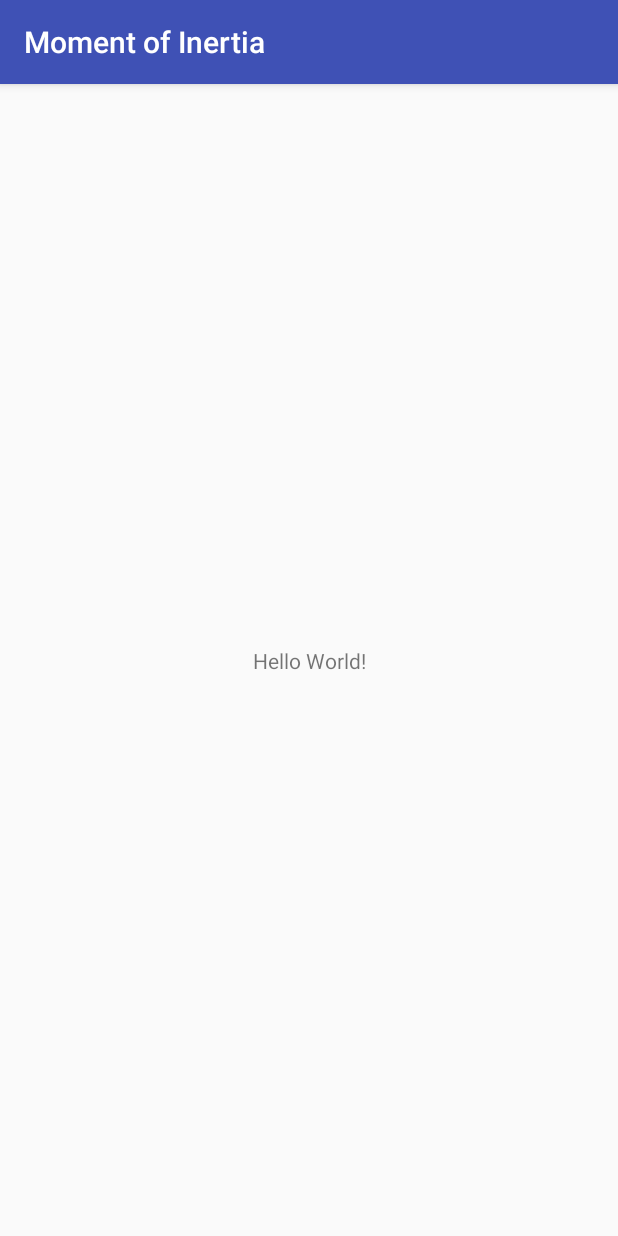
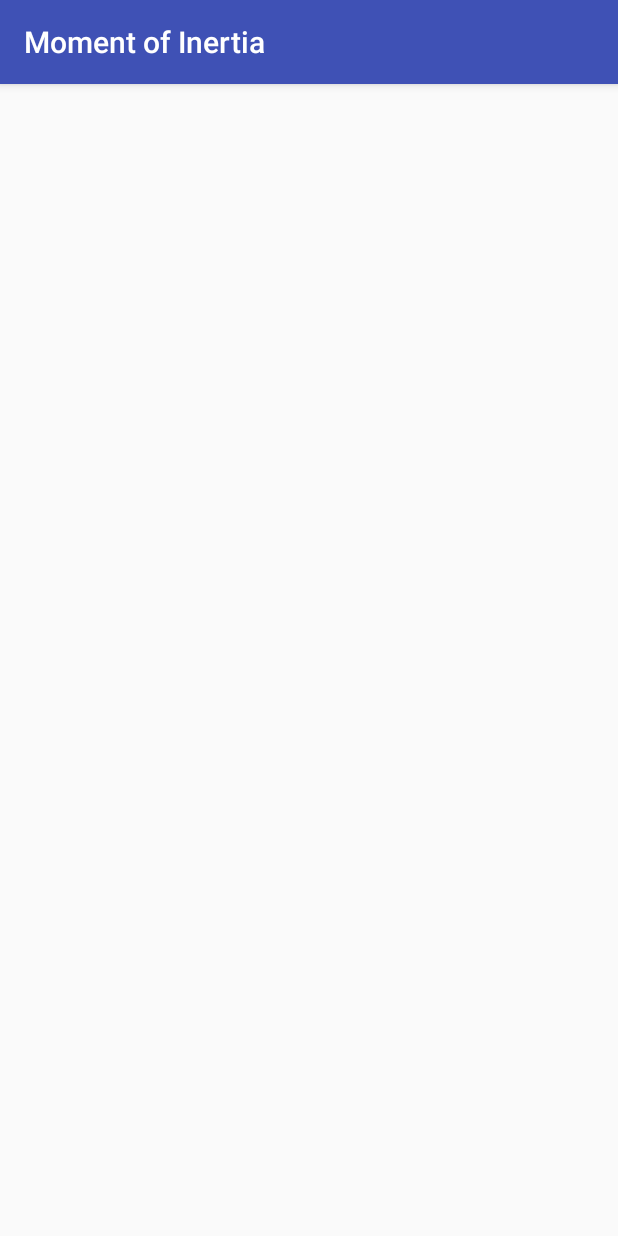
Before and after one commit to raicalvin/proj-29-moment-of-inertia, an Android app: the screen it shows after launch (MainActivity), on a phone screen of 412 x 824 dp. Run offline under Robolectric (Android 15) with nearby library versions, the phone set to English and light mode, and no system bars.

Commit message:
Added ViewPager to activity_main XML file.

```diff
--- a/app/src/main/res/layout/activity_main.xml
+++ b/app/src/main/res/layout/activity_main.xml
@@ -1,18 +1,6 @@
 <?xml version="1.0" encoding="utf-8"?>
-<android.support.constraint.ConstraintLayout xmlns:android="http://schemas.android.com/apk/res/android"
-    xmlns:app="http://schemas.android.com/apk/res-auto"
-    xmlns:tools="http://schemas.android.com/tools"
+<android.support.v4.view.ViewPager
+    xmlns:android="http://schemas.android.com/apk/res/android"
+    android:id="@+id/pager"
     android:layout_width="match_parent"
-    android:layout_height="match_parent"
-    tools:context=".MainActivity">
-
-    <TextView
-        android:layout_width="wrap_content"
-        android:layout_height="wrap_content"
-        android:text="Hello World!"
-        app:layout_constraintBottom_toBottomOf="parent"
-        app:layout_constraintLeft_toLeftOf="parent"
-        app:layout_constraintRight_toRightOf="parent"
-        app:layout_constraintTop_toTopOf="parent" />
-
-</android.support.constraint.ConstraintLayout>
+    android:layout_height="match_parent" />
```
